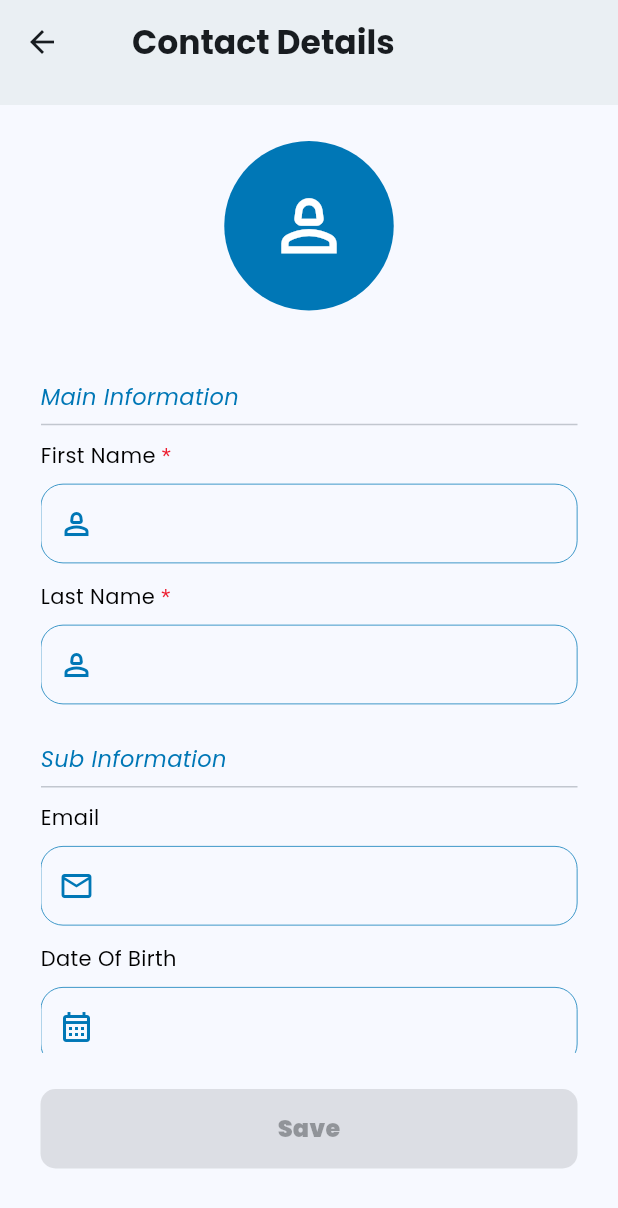
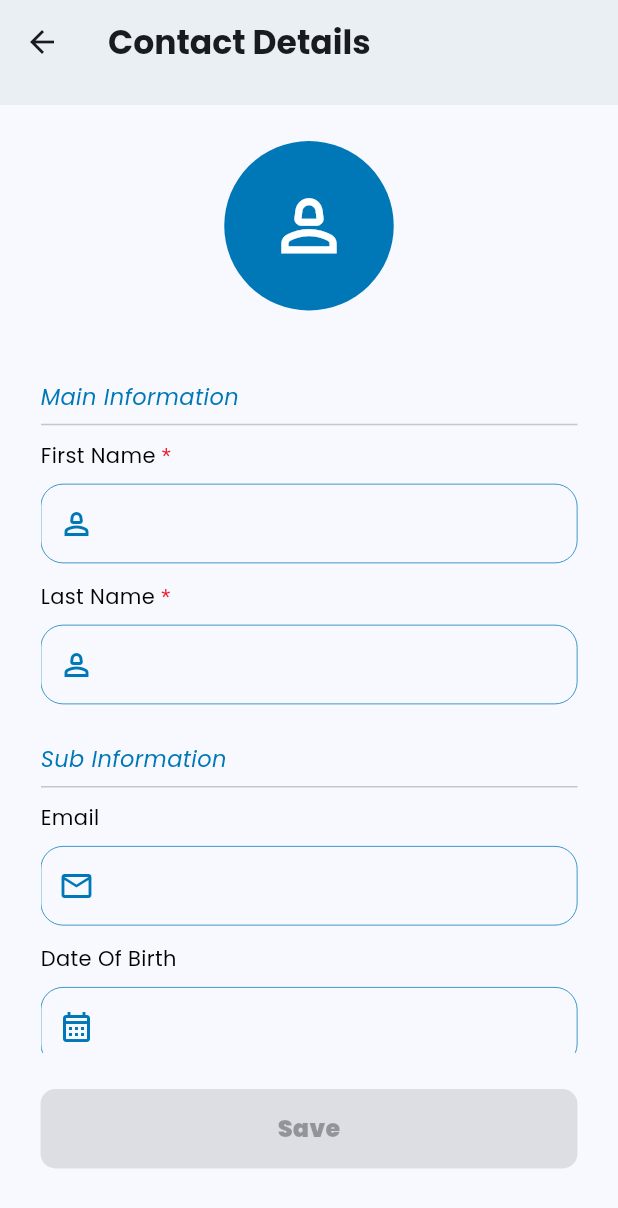
Before and after one commit to alkaffdt/trinity_wizards_alkaff_pretest, a Flutter app: the MainPage screen opened directly, after a tap on the "add" icon, on a phone screen of 412 x 824 dp. Shown: the top 1208 px of the screen. Run offline on Flutter 3.47's test engine with Material 3 defaults, Android fonts, the light colour scheme and no system bars; our stand-ins replace flutter_riverpod, google_fonts, shared_preferences; accounts and stored records are empty.

Commit message:
feat: add update profile functionality

```diff
--- /dev/null
+++ b/lib/consts/const_app.dart
@@ -0,0 +1,4 @@
+class ConstantNavbarItem {
+  static int homePage = 0;
+  static int myProfilePage = 1;
+}
--- a/lib/features/contact_detail/contact_detail_page.dart
+++ b/lib/features/contact_detail/contact_detail_page.dart
@@ -20,7 +20,10 @@ class ContactDetailPage extends StatelessWidget {
   @override
   Widget build(BuildContext context) {
     return Scaffold(
-      appBar: const BaseAppbar(title: "Contact Details"),
+      appBar: BaseAppbar(
+        title: "Contact Details",
+        padding: EdgeInsets.zero,
+      ),
       body: Padding(
         padding: const EdgeInsets.symmetric(horizontal: 27, vertical: 24)
             .copyWith(bottom: 45),
--- a/lib/features/main/custom_appbar.dart
+++ b/lib/features/main/custom_appbar.dart
@@ -1,12 +1,32 @@
 import 'package:flutter/material.dart';
+import 'package:trinity_wizards_alkaff_pretest/consts/const_colors.dart';
 import 'package:trinity_wizards_alkaff_pretest/cores/styles/text_styles.dart';
 
 const double _appbarHeight = 70;
 
 class BaseAppbar extends StatelessWidget implements PreferredSizeWidget {
-  const BaseAppbar({super.key, required this.title});
+  BaseAppbar(
+      {super.key,
+      this.padding = const EdgeInsets.only(left: 16),
+      required this.title,
+      this.isProfile = false});
 
   final String title;
+  final bool isProfile;
+
+  final EdgeInsets padding;
+
+  final actions = [
+    GestureDetector(
+      child: Padding(
+        padding: const EdgeInsets.all(10).copyWith(right: 24),
+        child: const Text("Logout")
+            .bold()
+            .textColor(ConstColors.blue)
+            .fontSize(16),
+      ),
+    )
+  ];
 
   @override
   Size get preferredSize => const Size.fromHeight(_appbarHeight);
@@ -19,9 +39,10 @@ class BaseAppbar extends StatelessWidget implements PreferredSizeWidget {
       backgroundColor: Colors.white,
       centerTitle: false,
       title: Padding(
-        padding: const EdgeInsets.only(left: 16),
+        padding: padding,
         child: Text(title).bold(),
       ),
+      actions: isProfile ? actions : null,
     );
   }
 }
--- a/lib/features/main/main_page.dart
+++ b/lib/features/main/main_page.dart
@@ -1,10 +1,11 @@
 import 'package:flutter/material.dart';
+import 'package:trinity_wizards_alkaff_pretest/consts/const_app.dart';
 import 'package:trinity_wizards_alkaff_pretest/cores/styles/text_styles.dart';
 import 'package:trinity_wizards_alkaff_pretest/features/main/bottom_navbar.dart';
 import 'package:trinity_wizards_alkaff_pretest/features/home/floating_action_button.dart';
 import 'package:trinity_wizards_alkaff_pretest/features/home/home_page.dart';
 import 'package:trinity_wizards_alkaff_pretest/features/main/custom_appbar.dart';
-import 'package:trinity_wizards_alkaff_pretest/features/profile/profile_page.dart';
+import 'package:trinity_wizards_alkaff_pretest/features/profile/my_profile_page.dart';
 
 class MainPage extends StatefulWidget {
   const MainPage({super.key});
@@ -18,7 +19,7 @@ class _MainPageState extends State<MainPage> {
 
   final List<Widget> _pages = <Widget>[
     const HomePage(),
-    const ProfilePage(),
+    const MyProfilePage(),
   ];
 
   final appbarTitles = ["My Contacts", "My Profile"];
@@ -31,11 +32,16 @@ class _MainPageState extends State<MainPage> {
 
   @override
   Widget build(BuildContext context) {
+    final isProfile = ConstantNavbarItem.myProfilePage == _selectedIndex;
+
     final floatingActionButton =
-        _selectedIndex == 0 ? const AppFloatingActionButton() : null;
+        !isProfile ? const AppFloatingActionButton() : null;
 
     return Scaffold(
-      appBar: BaseAppbar(title: appbarTitles[_selectedIndex]),
+      appBar: BaseAppbar(
+        title: appbarTitles[_selectedIndex],
+        isProfile: isProfile,
+      ),
       body: _pages[_selectedIndex],
       bottomNavigationBar:
           AppBottomNavbar(selectedIndex: _selectedIndex, onTap: _onItemTapped),
```
Also changed, not shown: lib/features/contact_detail/contact_detail_controller.dart (+16 -2 lines), lib/features/login/auth_controller.dart (+10 -0 lines), lib/features/profile/my_profile_page.dart (added, +49 -0 lines), lib/features/profile/profile_page.dart (deleted, +0 -13 lines).
